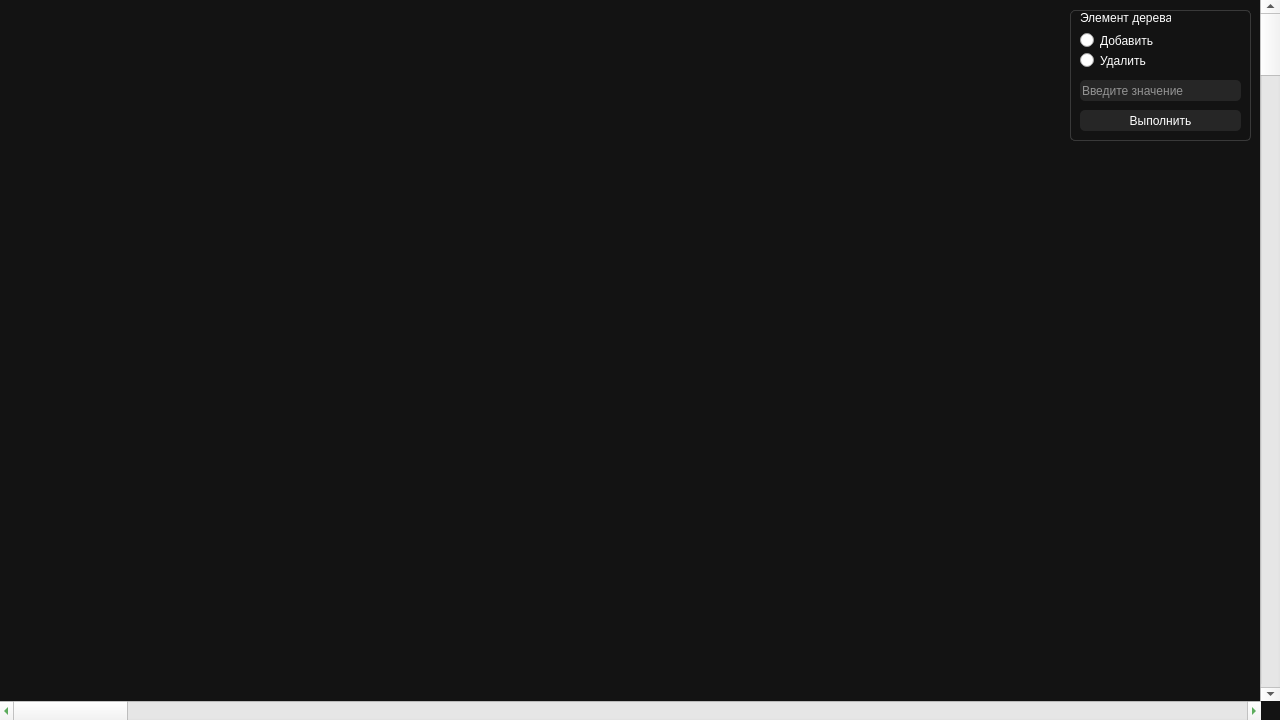
The window that Interface/mainwindow.ui (r1ppers/BRT) describes before a commit, drawn with Qt 5.
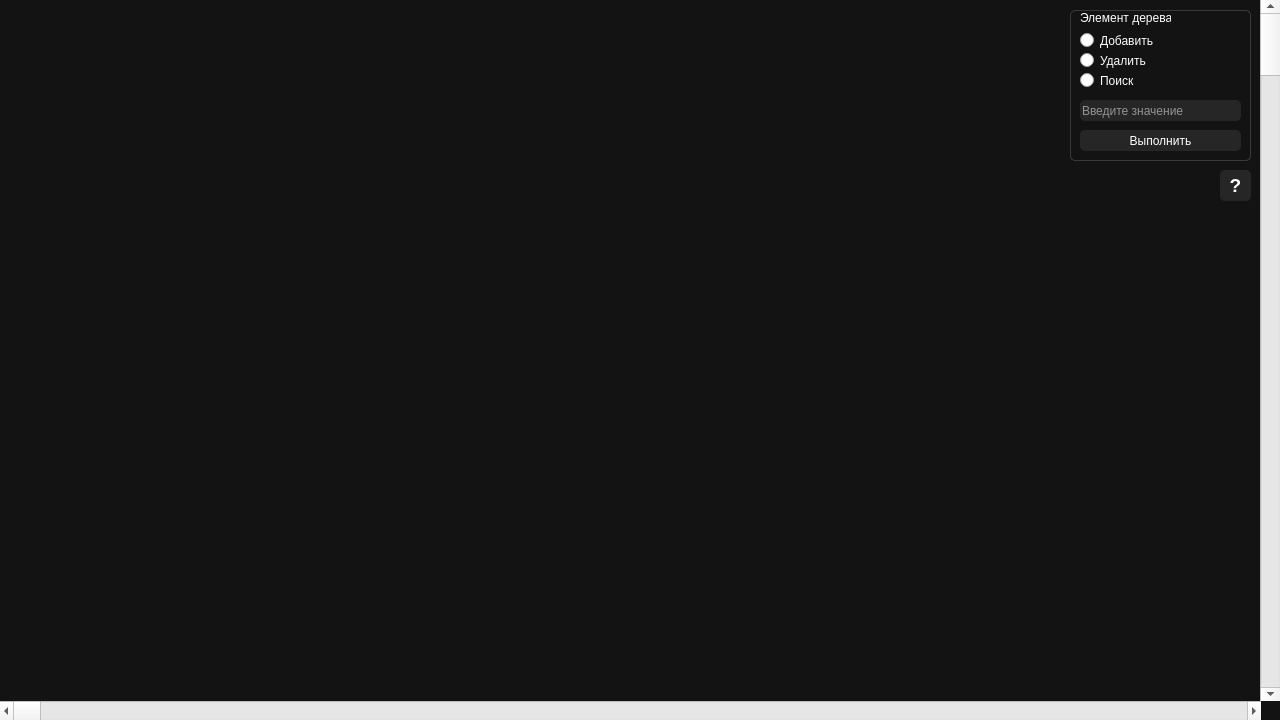
The same window after the commit.

```diff
--- a/Interface/mainwindow.ui
+++ b/Interface/mainwindow.ui
@@ -39,7 +39,7 @@
       <x>1070</x>
       <y>10</y>
       <width>181</width>
-      <height>131</height>
+      <height>151</height>
      </rect>
     </property>
     <property name="styleSheet">
@@ -54,7 +54,7 @@
      <property name="geometry">
       <rect>
        <x>10</x>
-       <y>70</y>
+       <y>90</y>
        <width>161</width>
        <height>21</height>
       </rect>
@@ -77,7 +77,7 @@
      <property name="geometry">
       <rect>
        <x>10</x>
-       <y>100</y>
+       <y>120</y>
        <width>161</width>
        <height>21</height>
       </rect>
@@ -138,7 +138,7 @@
        <x>0</x>
        <y>0</y>
        <width>181</width>
-       <height>131</height>
+       <height>151</height>
       </rect>
      </property>
      <property name="styleSheet">
@@ -165,12 +165,29 @@
       <string>Элемент дерева</string>
      </property>
     </widget>
+    <widget class="QRadioButton" name="radioButton">
+     <property name="geometry">
+      <rect>
+       <x>10</x>
+       <y>60</y>
+       <width>84</width>
+       <height>21</height>
+      </rect>
+     </property>
+     <property name="styleSheet">
+      <string notr="true">border: none;</string>
+     </property>
+     <property name="text">
+      <string>Поиск</string>
+     </property>
+    </widget>
     <zorder>label</zorder>
     <zorder>lineEdit</zorder>
     <zorder>insertButton</zorder>
     <zorder>insertRadioButton</zorder>
     <zorder>removeRadioButton</zorder>
     <zorder>label_2</zorder>
+    <zorder>radioButton</zorder>
    </widget>
    <widget class="QScrollBar" name="horizontalScrollBar">
     <property name="geometry">
@@ -182,13 +199,16 @@
      </rect>
     </property>
     <property name="styleSheet">
-     <string notr="true">#horizontalScrollBar
-{
-color: green;
-/*color: rgb(38, 38, 38);*/
-/*margin: 0px 0px 0px 0px;*/
-/*scrollbar-color: #262626 #131313*/
-}</string>
+     <string notr="true"/>
+    </property>
+    <property name="maximum">
+     <number>100</number>
+    </property>
+    <property name="singleStep">
+     <number>1</number>
+    </property>
+    <property name="pageStep">
+     <number>1</number>
     </property>
     <property name="orientation">
      <enum>Qt::Horizontal</enum>
@@ -207,6 +227,42 @@
      <enum>Qt::Vertical</enum>
     </property>
    </widget>
+   <widget class="QPushButton" name="pushButton">
+    <property name="geometry">
+     <rect>
+      <x>1220</x>
+      <y>170</y>
+      <width>31</width>
+      <height>31</height>
+     </rect>
+    </property>
+    <property name="font">
+     <font>
+      <pointsize>14</pointsize>
+      <weight>75</weight>
+      <bold>true</bold>
+     </font>
+    </property>
+    <property name="styleSheet">
+     <string notr="true">#pushButton{
+	color: #ffffff;
+	background-color: rgb(38, 38, 38);
+	border: none;
+	border-radius: 5px;
+}
+
+#pushButton:hover{
+	border: 1px solid #393939
+}
+
+#pushButton:pressed{
+	background-color: #393939;
+}</string>
+    </property>
+    <property name="text">
+     <string>?</string>
+    </property>
+   </widget>
   </widget>
  </widget>
  <resources/>
```
